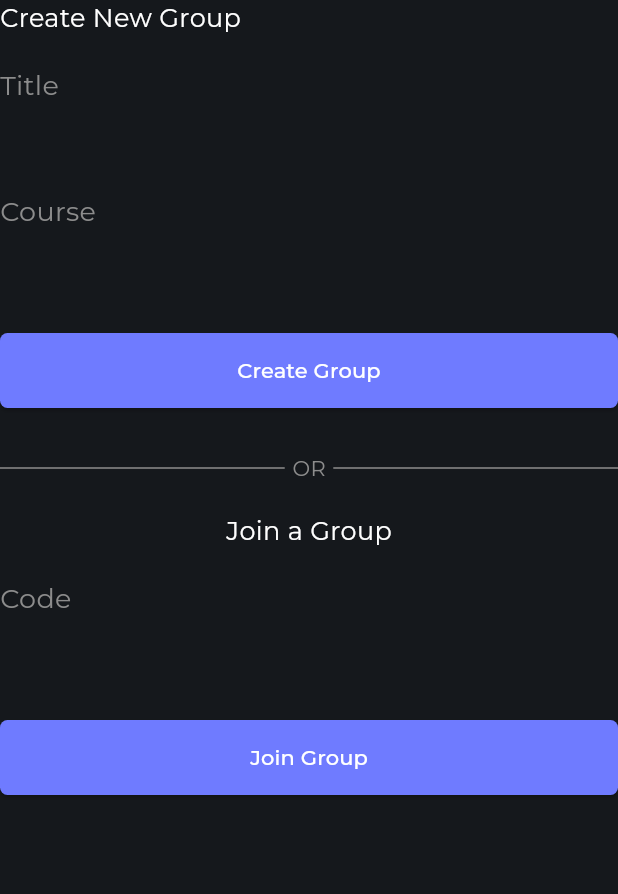
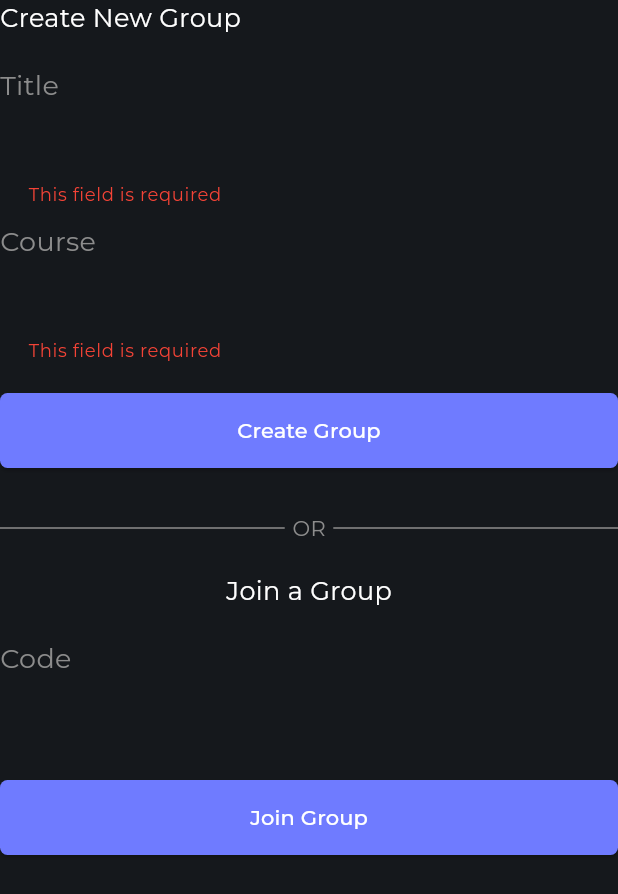
Before and after one commit to iiShahad/STEMA, a Flutter app: the AddGroupForm widget shown alone on an empty page, opened directly, after a tap on "Create Group", on a phone screen of 412 x 824 dp. Shown: the top 894 px of the screen. Run offline on Flutter 3.47's test engine with Material 3 defaults, Android fonts, the light colour scheme and no system bars; our stand-ins replace flutter_riverpod, flutter_svg, fpdart, freezed_annotation, go_router, google_fonts and 1 more; accounts and stored records are empty; generated files the repository leaves out were written again.

Commit message:
created the groups provider

```diff
--- a/lib/core/common/SliverGridDelegateWithFixedCrossAxisCountAndFixedHeight.dart
+++ b/lib/core/common/SliverGridDelegateWithFixedCrossAxisCountAndFixedHeight.dart
@@ -1,5 +1,9 @@
+// ignore_for_file: file_names
+
 import 'package:flutter/material.dart';
+// ignore: implementation_imports
 import 'package:flutter/src/rendering/sliver.dart';
+// ignore: implementation_imports
 import 'package:flutter/src/rendering/sliver_grid.dart';
 
 class SliverGridDelegateWithFixedCrossAxisCountAndFixedHeight
--- a/lib/core/common/left_overlay.dart
+++ b/lib/core/common/left_overlay.dart
@@ -2,28 +2,47 @@ import 'package:flutter/material.dart';
 import 'package:stema/core/constants/screen_size_constants.dart';
 import 'package:stema/core/theme/pallete.dart';
 
+// this class is to manage the left overlay
 class LeftOverlay {
   static late OverlayEntry entry;
+  static final GlobalKey<_LeftOverlayBuilderState> _overlayKey =
+      GlobalKey<_LeftOverlayBuilderState>();
 
-  static void showOverlay(
-      {required Widget content, required VoidCallback onPress}) {
+  static void showOverlay({
+    required Widget content,
+    required VoidCallback insertOverlay,
+  }) {
     entry = OverlayEntry(
       builder: (context) => LeftOverlayBuilder(
+        key: _overlayKey,
         overlayContent: content,
         removeOverlay: () {
           entry.remove();
         },
       ),
     );
-    onPress();
+    insertOverlay();
+  }
+
+  static void removeOverlay() {
+    if (entry.mounted) {
+      _overlayKey.currentState?.removeOverlay();
+    }
   }
 }
 
+//this is the builder of animated left overlay
+//isSuccess: pass the provider listner, when it updates its value it will remove the overlay
+//removeOverlay: a function defined outside (defined in the manager class) to remove the entry
 class LeftOverlayBuilder extends StatefulWidget {
   final Widget overlayContent;
   final VoidCallback removeOverlay;
-  const LeftOverlayBuilder(
-      {super.key, required this.overlayContent, required this.removeOverlay});
+
+  const LeftOverlayBuilder({
+    super.key,
+    required this.overlayContent,
+    required this.removeOverlay,
+  });
 
   @override
   State<LeftOverlayBuilder> createState() => _LeftOverlayBuilderState();
@@ -47,6 +66,13 @@ class _LeftOverlayBuilderState extends State<LeftOverlayBuilder>
     _controller.forward();
   }
 
+  //this method os to remove the overlay and reverse the animation before removing it
+  void removeOverlay() async {
+    _controller.reverse();
+    await Future.delayed(duration);
+    widget.removeOverlay();
+  }
+
   @override
   void dispose() {
     _controller.dispose();
@@ -62,10 +88,7 @@ class _LeftOverlayBuilderState extends State<LeftOverlayBuilder>
           cursor: SystemMouseCursors.click,
           child: GestureDetector(
             onTap: () async {
-              _controller.reverse();
-              //this delay is to let the animation complete, then remove the overlay
-              await Future.delayed(duration);
-              widget.removeOverlay();
+              removeOverlay();
             },
             child: Container(
               color: Palette.dark_bg.withOpacity(0.7),
--- a/lib/core/theme/pallete.dart
+++ b/lib/core/theme/pallete.dart
@@ -15,9 +15,7 @@ class Palette {
 
   static var darkModeAppTheme = ThemeData.dark().copyWith(
     textTheme: GoogleFonts.montserratTextTheme().copyWith(
-      titleMedium: const TextStyle(color: onPrimary),
-      titleLarge: const TextStyle(color: onPrimary),
-      titleSmall: const TextStyle(color: onPrimary),
+      bodyLarge: GoogleFonts.montserrat(color: onPrimary),
     ),
     scaffoldBackgroundColor: dark_bg,
     cardColor: dark_surface,
@@ -56,13 +54,6 @@ class Palette {
     // Error text style
     errorStyle: const TextStyle(color: error),
 
-    hintStyle: TextStyle(
-      color: onPrimary,
-    ),
-    labelStyle: TextStyle(
-      color: onPrimary,
-    ),
-
     // Content padding
     contentPadding: const EdgeInsets.symmetric(horizontal: 15, vertical: 10),
   );
--- a/lib/core/utils.dart
+++ b/lib/core/utils.dart
@@ -18,9 +18,9 @@ String? passwordValidator(String? value) {
   return null;
 }
 
-String? usernameValidator(String? value) {
+String? requiredValidatior(String? value) {
   if (value == null || value.isEmpty) {
-    return 'Please enter a username';
+    return 'This field is required';
   }
   return null;
 }
--- a/lib/features/auth/view/widgets/signup_form.dart
+++ b/lib/features/auth/view/widgets/signup_form.dart
@@ -52,7 +52,7 @@ class _SignUpFormState extends ConsumerState<SignUpForm> {
             children: [
               InputWithLabel(
                 label: "Username",
-                validator: usernameValidator,
+                validator: requiredValidatior,
                 onChanged: (value) => setState(() {
                   username = value!;
                 }),
--- a/lib/features/dashboard/dshboard_screen.dart
+++ b/lib/features/dashboard/dshboard_screen.dart
@@ -11,7 +11,7 @@ class DashboardScreen extends ConsumerWidget {
     return Scaffold(
       body: Column(
         children: [
-          TopBar(),
+          const TopBar(),
           ElevatedButton(
               onPressed: () {
                 ref.read(authControllerProvider).signout();
--- a/lib/features/groups/views/widgets/add_group_form.dart
+++ b/lib/features/groups/views/widgets/add_group_form.dart
@@ -1,9 +1,12 @@
 import 'package:flutter/material.dart';
 import 'package:flutter_riverpod/flutter_riverpod.dart';
 import 'package:stema/core/common/divider_with_text.dart';
+import 'package:stema/core/common/error_notification.dart';
 import 'package:stema/core/common/input_with_label.dart';
+import 'package:stema/core/common/left_overlay.dart';
 import 'package:stema/core/core.dart';
-import 'package:stema/features/groups/repository/groups_repository.dart';
+import 'package:stema/core/utils.dart';
+import 'package:stema/features/groups/controller/groups_controller.dart';
 
 class AddGroupForm extends ConsumerStatefulWidget {
   const AddGroupForm({super.key});
@@ -14,15 +17,28 @@ class AddGroupForm extends ConsumerStatefulWidget {
 
 class _AddGroupFormState extends ConsumerState<AddGroupForm> {
   final _createFormKey = GlobalKey<FormState>();
-  void _submit() {
+  String title = "";
+  String course = "";
+
+  void _createGroupsubmition() {
     if (_createFormKey.currentState!.validate()) {
-      // ref.read(groupsRepositoryProvider).createGroup("title", "course");
-      ref.read(groupsRepositoryProvider).getUserGroups();
+      ref.read(groupsControllerProvider.notifier).createGroup(
+            title: title,
+            course: course,
+            onError: () {
+              Overlay.of(context).insert(ErrorNotification.entry);
+            },
+            onSuccess: () {
+              LeftOverlay.removeOverlay();
+            },
+          );
     }
   }
 
   @override
   Widget build(BuildContext context) {
+    final groupsControllerStatus = ref.watch(groupsControllerProvider);
+
     return Column(
       children: [
         Form(
@@ -34,23 +50,35 @@ class _AddGroupFormState extends ConsumerState<AddGroupForm> {
               const SizedBox(height: 20),
               InputWithLabel(
                 label: "Title",
-                validator: (val) {},
-                onChanged: (val) {},
+                validator: (val) => requiredValidatior(val),
+                onChanged: (val) {
+                  title = val!;
+                },
                 inputColor: Palette.dark_bg,
               ),
               const SizedBox(height: 10),
               InputWithLabel(
                 label: "Course",
-                validator: (val) {},
-                onChanged: (val) {},
+                validator: (val) => requiredValidatior(val),
+                onChanged: (val) {
+                  course = val!;
+                },
                 inputColor: Palette.dark_bg,
               ),
               const SizedBox(height: 20),
               ElevatedButton(
                 onPressed: () {
-                  _submit();
+                  _createGroupsubmition();
                 },
-                child: const Text("Create Group"),
+                child: groupsControllerStatus == false
+                    ? const Text("Create Group")
+                    : const SizedBox(
+                        width: 25,
+                        height: 25,
+                        child: CircularProgressIndicator(
+                          color: Colors.white,
+                        ),
+                      ),
               ),
             ],
           ),
@@ -74,7 +102,7 @@ class _AddGroupFormState extends ConsumerState<AddGroupForm> {
               ),
               const SizedBox(height: 20),
               ElevatedButton(
-                onPressed: () {},
+                onPressed: () async {},
                 child: const Text("Join Group"),
               ),
             ],
--- a/lib/features/groups/views/widgets/group_screen_topbar.dart
+++ b/lib/features/groups/views/widgets/group_screen_topbar.dart
@@ -7,7 +7,6 @@ import 'package:stema/features/groups/views/widgets/add_group_form.dart';
 class GroupScreenTopBar extends StatelessWidget {
   const GroupScreenTopBar({super.key});
 
-  //the variable declared here because we want to delete the overlay
   @override
   Widget build(BuildContext context) {
     return TopBar(
@@ -21,7 +20,8 @@ class GroupScreenTopBar extends StatelessWidget {
               onPressed: () {
                 LeftOverlay.showOverlay(
                   content: const AddGroupForm(),
-                  onPress: () => Overlay.of(context).insert(LeftOverlay.entry),
+                  insertOverlay: () =>
+                      Overlay.of(context).insert(LeftOverlay.entry),
                 );
               },
               child: const Text(
```
Also changed, not shown: lib/core/common/error_notification.dart (+9 -5 lines), lib/features/groups/controller/groups_controller.dart (+46 -15 lines), lib/features/groups/repository/groups_repository.dart (+7 -2 lines), lib/features/groups/views/groups_screen.dart (+22 -37 lines).
